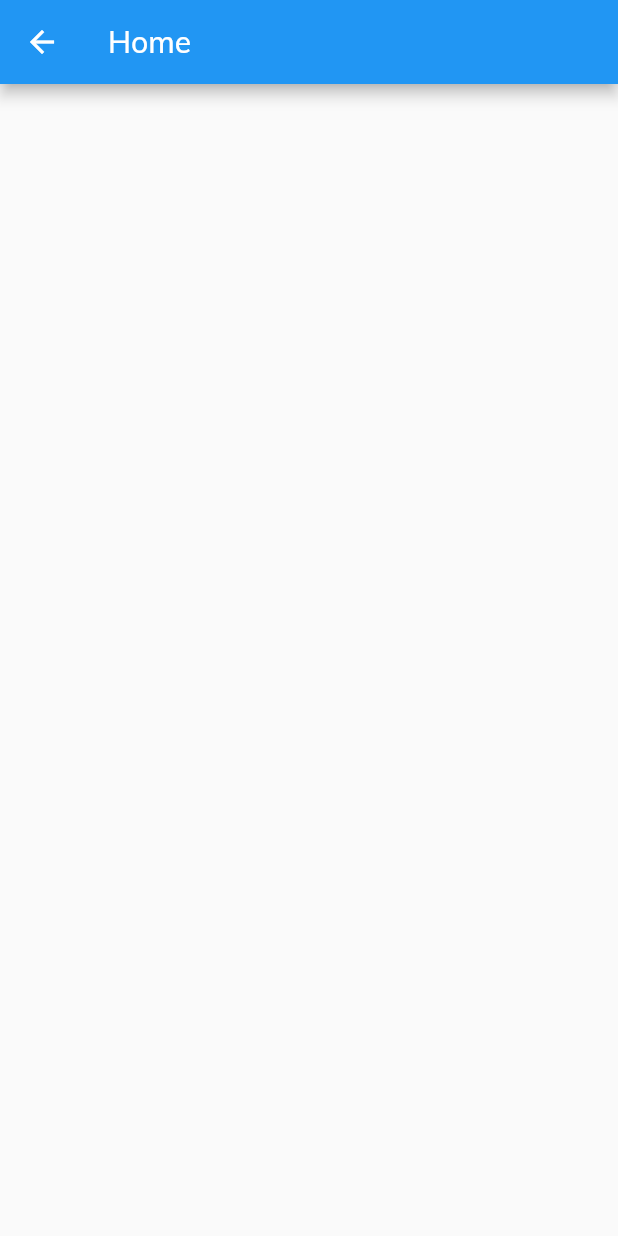
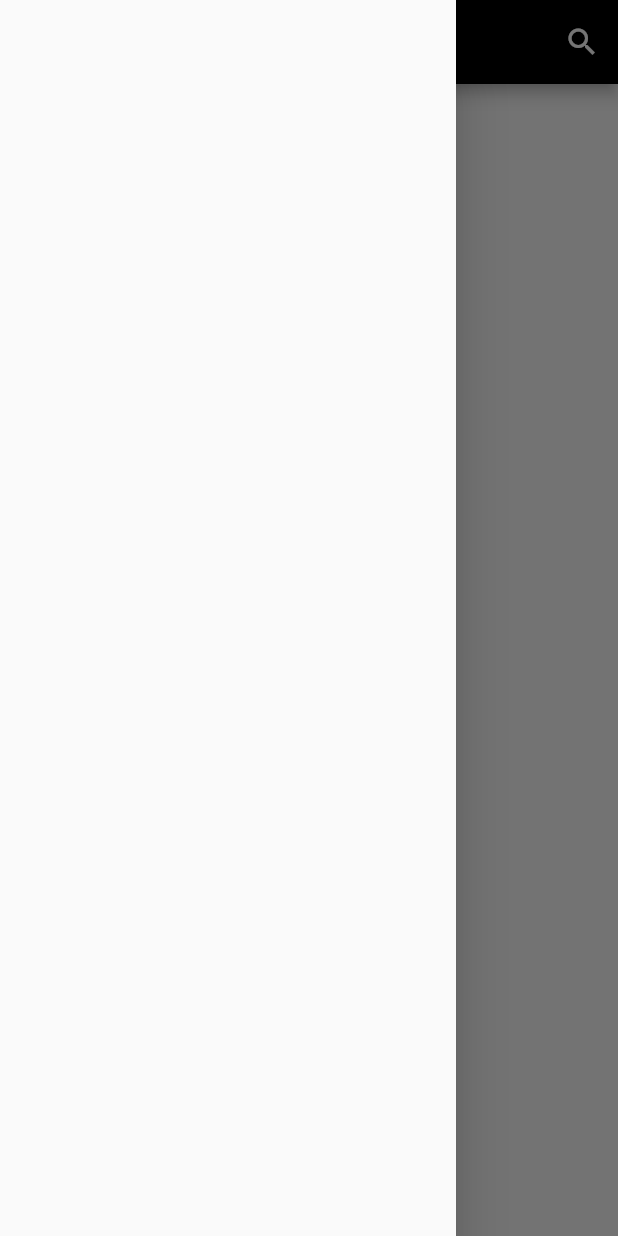
Before and after one commit to VishnuDileesh/BringMeBack-FlutterUIPractice, a Flutter app: the MainScreen screen opened directly, with the side drawer open (before the commit the screen has no drawer), on a phone screen of 412 x 824 dp. Run offline on Flutter 3.47's test engine with Material 2 defaults, Android fonts, the phone set to English and light mode, and no system bars.

Commit message:
Add Main home screen appbar

```diff
--- a/lib/screens/mainscreen.dart
+++ b/lib/screens/mainscreen.dart
@@ -1,4 +1,7 @@
 import 'package:flutter/material.dart';
+
+import '../widgets/colors.dart';
+
 
 class MainScreen extends StatelessWidget{
 	@override
@@ -6,6 +9,19 @@ class MainScreen extends StatelessWidget{
 		return Scaffold(
 				appBar: AppBar(
 						title: Text('Home'),
+						centerTitle: true,
+						backgroundColor: black,
+						actions: <Widget>[
+							IconButton(
+									icon: Icon(Icons.search),
+									onPressed: (){
+										print("search icon pressed");
+									},
+							),
+						],
+				),
+				drawer: Drawer(
+
 				),
 		);
 	}
--- a/lib/screens/signin.dart
+++ b/lib/screens/signin.dart
@@ -138,9 +138,10 @@ class SignIn extends StatelessWidget{
 							    		btn_text: 'Sign In',
 							    		btn_color: pink,
 											btn_tap: (){
-												Navigator.push(
+												Navigator.pushAndRemoveUntil(
 														context,
-														MaterialPageRoute(builder: (context) => MainScreen())
+														MaterialPageRoute(builder: (context) => MainScreen()),
+														(Route<dynamic> route) => false,
 												);
 											},
 							    	),
--- a/lib/screens/signup.dart
+++ b/lib/screens/signup.dart
@@ -196,9 +196,10 @@ class _SignUpState extends State<SignUp> {
                           btn_text: 'Sign Up',
                           btn_color: pink,
 													btn_tap: (){
-														Navigator.push(
+														Navigator.pushAndRemoveUntil(
 																context,
-																MaterialPageRoute(builder: (context) => MainScreen())
+																MaterialPageRoute(builder: (context) => MainScreen()),
+																(Route<dynamic> route) => false,
 														);
 													},
                         ),
```
